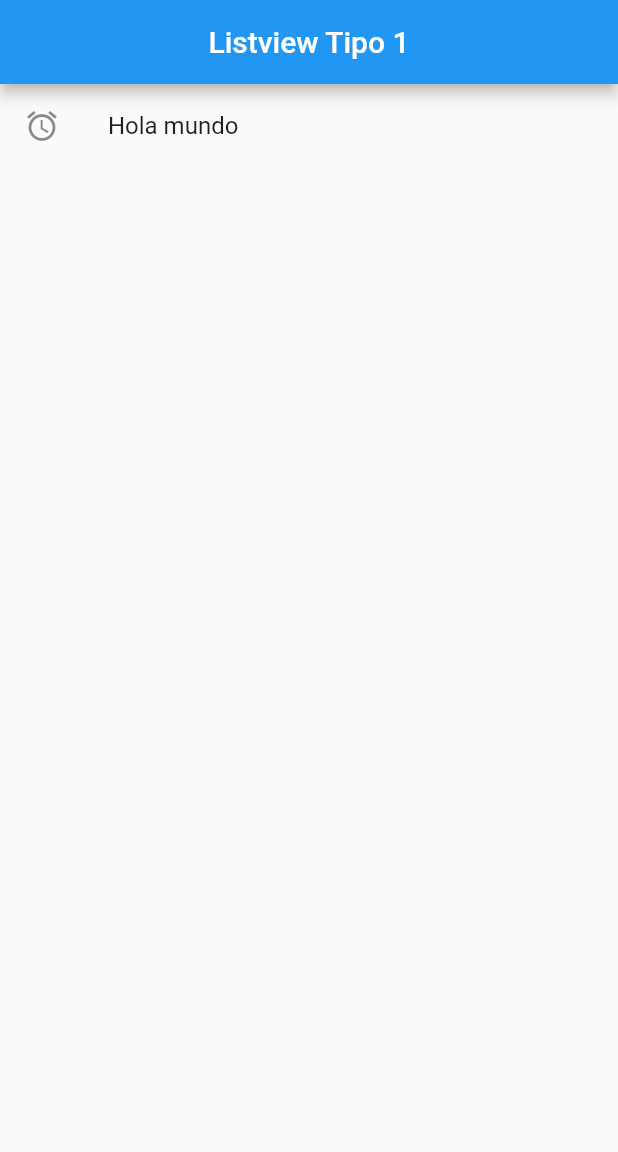
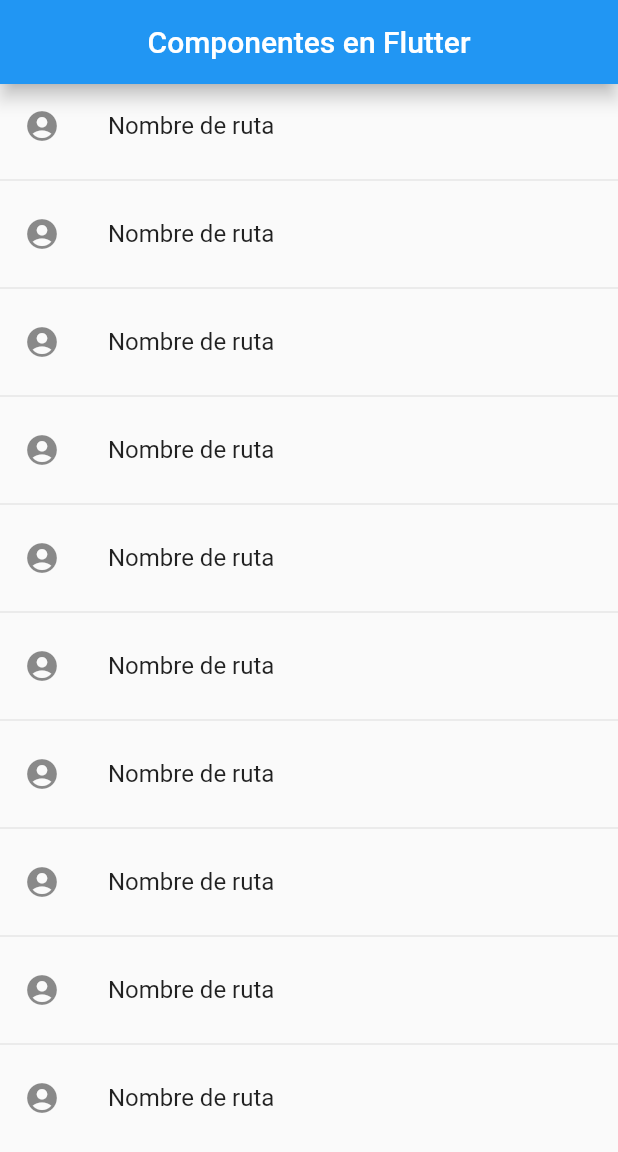
Before and after one commit to HgChvz/fl_components, a Flutter app: the screen it shows after launch, on a phone screen of 412 x 824 dp. Shown: the top 1152 px of the screen. Run offline on Flutter 3.47's test engine with Material 2 defaults, Android fonts, the phone set to English and light mode, and no system bars.

Commit message:
Empezando a construir el homeScreen del proyecto

```diff
--- a/lib/main.dart
+++ b/lib/main.dart
@@ -1,6 +1,8 @@
 import 'package:flutter/material.dart';
 
-import 'package:fl_components/screens/listview1_screen.dart';
+import 'screens/screens.dart';
+
+
 
 void main() => runApp(const MyApp());
 
@@ -10,10 +12,17 @@ class MyApp extends StatelessWidget {
 
   @override
   Widget build(BuildContext context) {
-    return const MaterialApp(
+    return MaterialApp(
       debugShowCheckedModeBanner: false,
       title: 'Material App',
-      home: Listview1Screen(),
+      initialRoute: 'home',
+      routes: {
+        'home'     : (BuildContext context) => const HomeScreen(),
+        'listview1': (BuildContext context ) => const Listview1Screen(),
+        'listview2': (BuildContext context) => const Listview2Screen(),
+        'alert'    : (BuildContext context ) => const AlertScreen(),
+        'card'     : (BuildContext context) => const CardScreen(),
+      },
     );
   }
 }
--- /dev/null
+++ b/lib/screens/home_screen.dart
@@ -0,0 +1,28 @@
+import 'package:flutter/material.dart';
+
+class HomeScreen extends StatelessWidget {
+
+  const HomeScreen({Key? key}) : super(key: key);
+
+  @override
+  Widget build(BuildContext context) {
+    return Scaffold(
+      appBar: AppBar(
+        title: const Text('Componentes en Flutter'),
+        centerTitle: true,
+        elevation: 5.0,
+      ),
+      body: ListView.separated(
+        itemBuilder: (context, index) => ListTile(
+          title: const Text('Nombre de ruta'),
+          leading: const Icon(Icons.account_circle),
+          onTap: () {
+
+          },
+        ),
+        separatorBuilder: (context, index) => const Divider(),
+        itemCount: 10,
+      ),
+    );
+  }
+}
--- a/lib/screens/listview1_screen.dart
+++ b/lib/screens/listview1_screen.dart
@@ -1,6 +1,8 @@
 import 'package:flutter/material.dart';
 
 class Listview1Screen extends StatelessWidget {
+
+  final options = const ['Spider Man', 'Iron Man', 'Thanos'];
 
   const Listview1Screen({Key? key}) : super(key: key);
 
@@ -12,11 +14,14 @@ class Listview1Screen extends StatelessWidget {
         title: const Text('Listview Tipo 1'),
       ),
       body: ListView(
-        children: const <Widget>[
-          ListTile(
-            title: Text('Hola mundo'),
-            leading: Icon(Icons.access_alarm_sharp),
-          ),
+        children: <Widget>[
+          ...options.map(
+            (game) => ListTile(
+              title: Text(game),
+              trailing: const Icon(Icons.arrow_forward_ios_outlined),
+            )
+          ).toList(),
+
         ],
       )
     );
--- /dev/null
+++ b/lib/screens/screens.dart
@@ -0,0 +1,5 @@
+export 'package:fl_components/screens/alert_screen.dart';
+export 'package:fl_components/screens/card_screen.dart';
+export 'package:fl_components/screens/home_screen.dart';
+export 'package:fl_components/screens/listview1_screen.dart';
+export 'package:fl_components/screens/listview2_screen.dart';
```
Also changed, not shown: lib/screens/alert_screen.dart (added, +15 -0 lines), lib/screens/card_screen.dart (added, +15 -0 lines), lib/screens/listview2_screen.dart (added, +34 -0 lines).
